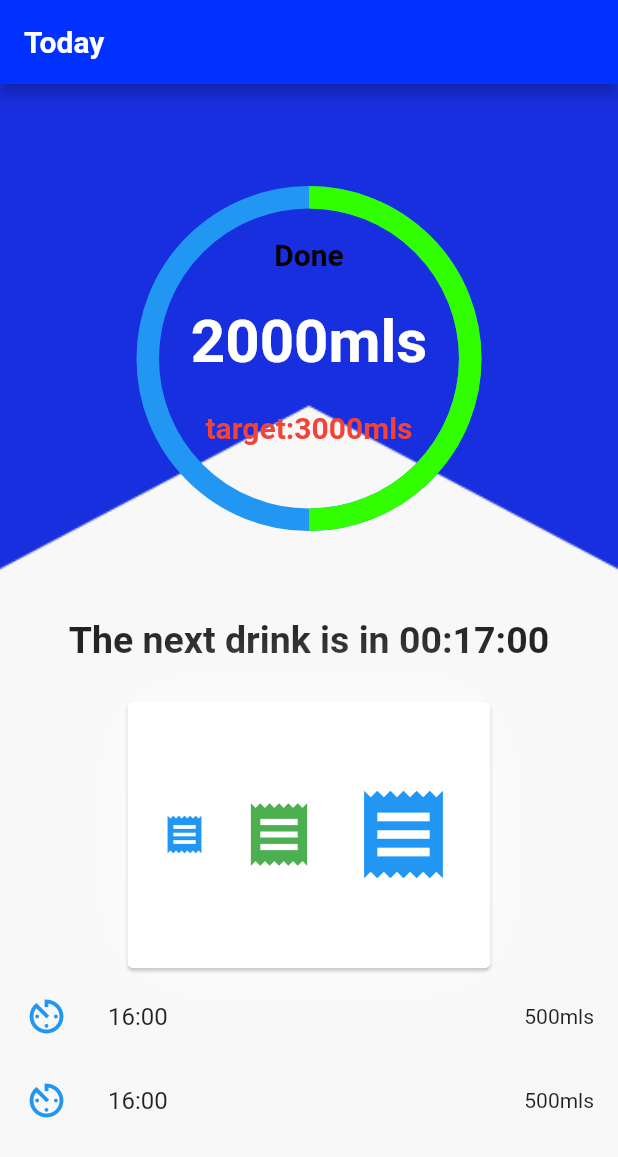
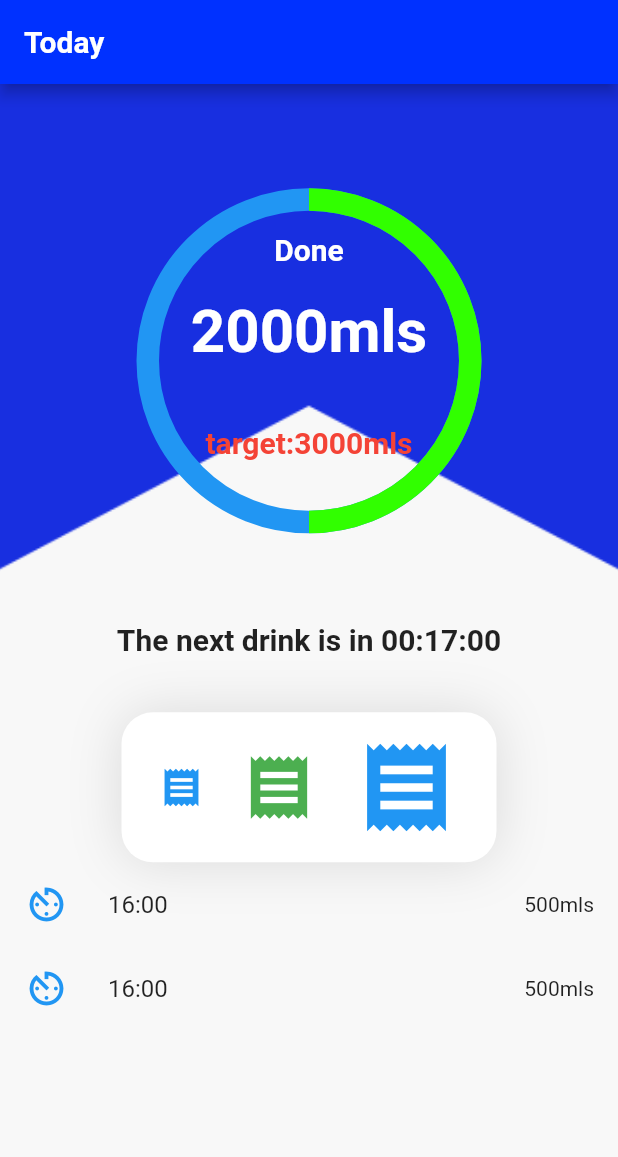
Before and after one commit to PrincEddy/water_routine, a Flutter app: the screen it shows after launch, on a phone screen of 412 x 824 dp. Shown: the top 1157 px of the screen. Run offline on Flutter 3.47's test engine with Material 2 defaults, Android fonts, the phone set to English and light mode, and no system bars; drawn by our look-alikes of percent_indicator.

Commit message:
our home page is some what responsive working on every screen

```diff
--- a/lib/components/today_progress_component.dart
+++ b/lib/components/today_progress_component.dart
@@ -1,5 +1,7 @@
 import 'package:flutter/material.dart';
 import 'package:percent_indicator/percent_indicator.dart';
+
+double screenHeight = 0;
 
 class TodayProgressCard extends StatelessWidget {
   const TodayProgressCard({
@@ -8,13 +10,15 @@
 
   @override
   Widget build(BuildContext context) {
+    screenHeight = MediaQuery.of(context).size.height;
+    print(screenHeight);
     return Row(
       mainAxisAlignment: MainAxisAlignment.center,
       children: <Widget>[
         Padding(
           padding: const EdgeInsets.only(top: 20.0),
           child: CircularPercentIndicator(
-            radius: 230.0,
+            radius: screenHeight <= 568 ? 185.0 : 230.0,
             lineWidth: 15.0,
             percent: 0.50,
             animation: true,
@@ -24,13 +28,15 @@
             backgroundColor: Colors.blue,
             //fillColor: Colors.white,
             center: Column(
-              mainAxisAlignment: MainAxisAlignment.spaceAround,
+              mainAxisAlignment: screenHeight <= 568
+                  ? MainAxisAlignment.spaceEvenly
+                  : MainAxisAlignment.spaceAround,
               children: <Widget>[
                 SizedBox(),
                 Text(
                   'Done',
                   style: TextStyle(
-                    color: Colors.black,
+                    color: Colors.white,
                     fontSize: 20.0,
                     fontWeight: FontWeight.bold,
                   ),
@@ -39,15 +45,16 @@
                   '2000mls',
                   style: TextStyle(
                     color: Colors.white,
-                    fontSize: 40.0,
+                    fontSize: screenHeight <= 568 ? 30 : 40.0,
                     fontWeight: FontWeight.bold,
                   ),
                 ),
+                SizedBox(),
                 Text(
                   'target:3000mls',
                   style: TextStyle(
                     color: Colors.red,
-                    fontSize: 20.0,
+                    fontSize: screenHeight <= 568 ? 14 : 20.0,
                     fontWeight: FontWeight.bold,
                   ),
                 ),
--- a/lib/screens/home_screen.dart
+++ b/lib/screens/home_screen.dart
@@ -26,29 +26,27 @@
           child: Column(
             children: <Widget>[
               Expanded(
-                flex: 242,
+                flex: 30,
                 child: TodayProgressCard(),
               ),
               Expanded(
-                flex: 43,
+                flex: 6,
                 child: Padding(
                   padding: const EdgeInsets.only(top: 10.0, bottom: 10.0),
                   child: Text(
                     'The next drink is in 00:17:00',
                     style: TextStyle(
-                      fontSize: 25.0,
+                      fontSize: screenHeight <= 568.0 ? 20 : 25.0,
                       fontWeight: FontWeight.w600,
                     ),
                   ),
                 ),
               ),
-              Expanded(
-                flex: 130,
+              Flexible(
+                flex: 14,
                 child: Container(
                   height: 100.0,
                   width: 250.0,
-                  child: Card(
-                    color: Colors.white,
                   child: Row(
                     mainAxisAlignment: MainAxisAlignment.spaceEvenly,
                     children: <Widget>[
@@ -69,21 +67,21 @@
                       ),
                     ],
                   ),
-                  ),
                   decoration: BoxDecoration(
+                      color: Colors.white,
                       borderRadius: BorderRadius.all(
-                        Radius.circular(25.0),
+                        Radius.circular(21),
                       ),
                       boxShadow: [
                         BoxShadow(
-                          color: Colors.white70,
-                          blurRadius: 50.0,
+                          color: Colors.black12,
+                          blurRadius: 30.0,
                         )
                       ]),
                 ),
               ),
               Expanded(
-                flex: 122,
+                flex: 16,
                 child: Column(
                   children: <Widget>[
                     ListTile(
```
Lines whose indentation alone changed are shown as unchanged.
